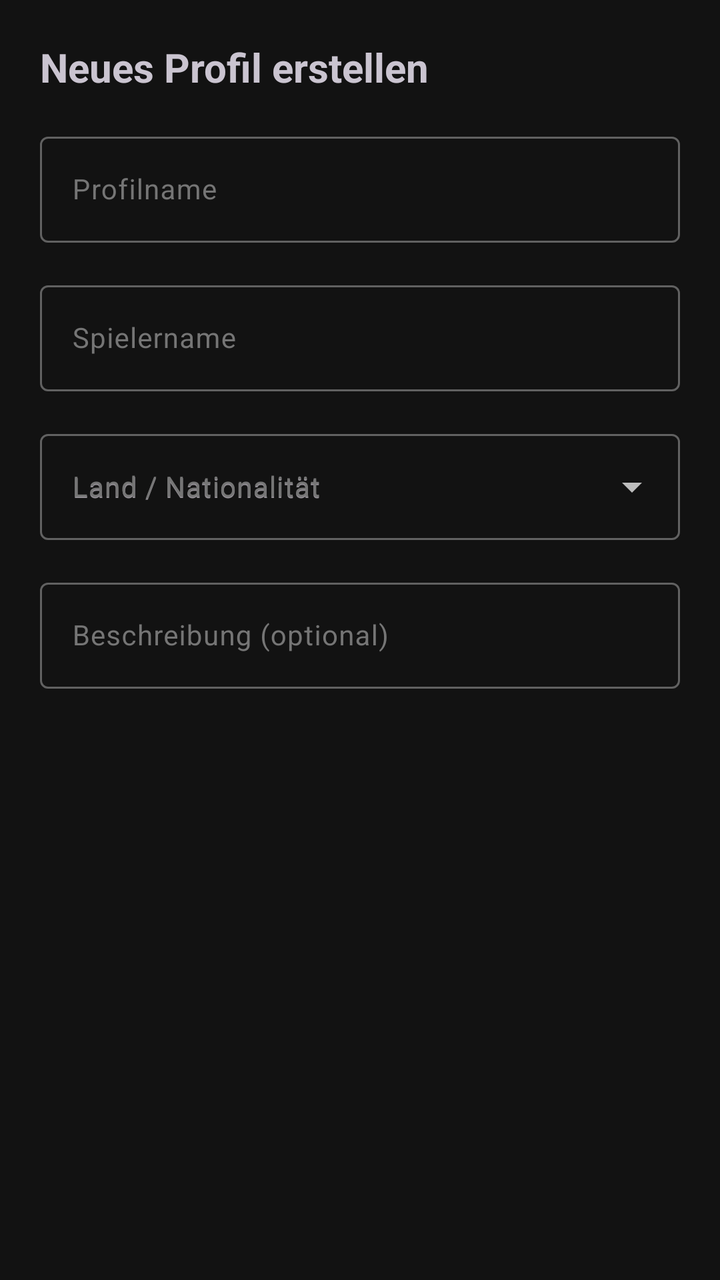
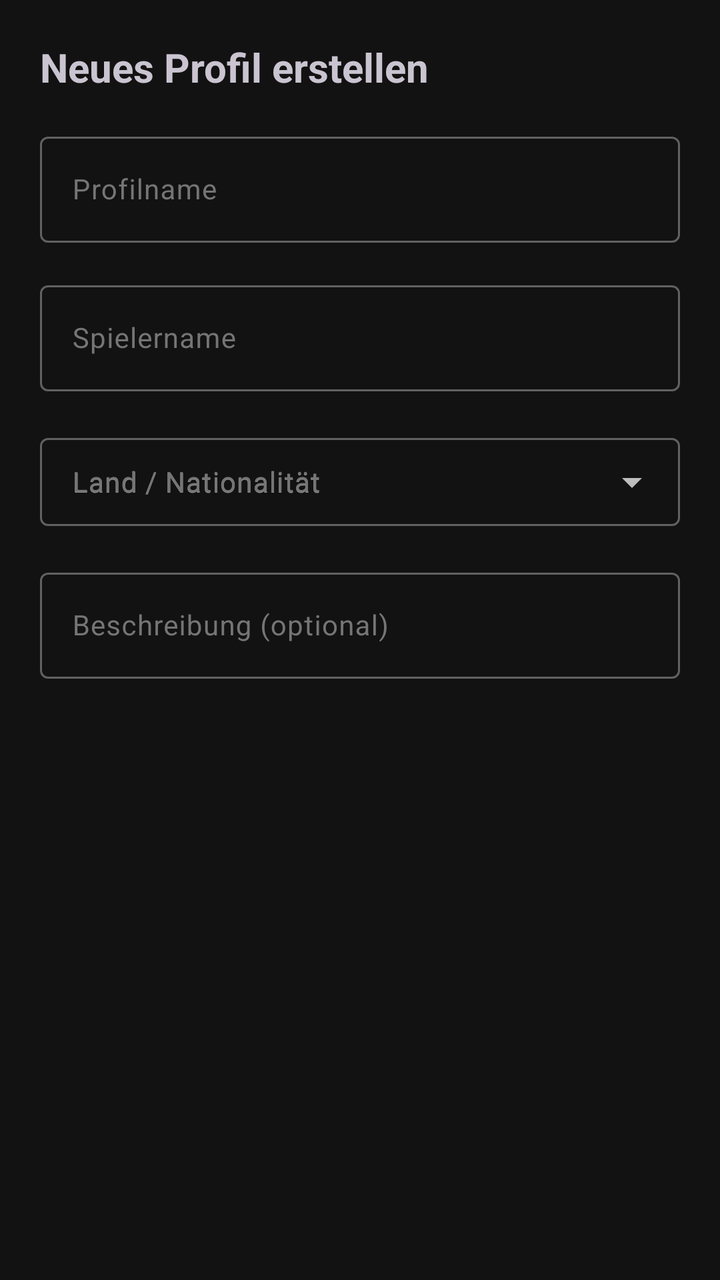

The first picture is an Android layout as it rendered before a commit; the second is the same layout after the commit. The layout source and the unified diff follow.
<!-- AndroidManifest.xml: application theme Theme.DannyApp -->
<!-- res/layout/dialog_new_profile.xml -->
<?xml version="1.0" encoding="utf-8"?>
<LinearLayout xmlns:android="http://schemas.android.com/apk/res/android"
    xmlns:app="http://schemas.android.com/apk/res-auto"
    android:layout_width="match_parent"
    android:layout_height="wrap_content"
    android:orientation="vertical"
    android:padding="@dimen/dialog_padding">

    <TextView
        android:id="@+id/tvDialogTitle"
        android:layout_width="match_parent"
        android:layout_height="wrap_content"
        android:layout_marginBottom="@dimen/profile_dialog_field_spacing"
        android:text="@string/profiles_create_new"
        android:textSize="@dimen/dialog_title_size"
        android:textStyle="bold" />

    <com.google.android.material.textfield.TextInputLayout
        android:layout_width="match_parent"
        android:layout_height="wrap_content"
        android:layout_marginBottom="@dimen/profile_dialog_field_spacing">

        <com.google.android.material.textfield.TextInputEditText
            android:id="@+id/etProfileName"
            android:layout_width="match_parent"
            android:layout_height="wrap_content"
            android:hint="@string/profiles_create_name_hint"
            android:inputType="textPersonName|textCapWords"
            android:maxLines="1"
            android:textSize="@dimen/dialog_input_text_size" />

    </com.google.android.material.textfield.TextInputLayout>

    <com.google.android.material.textfield.TextInputLayout
        android:layout_width="match_parent"
        android:layout_height="wrap_content"
        android:layout_marginBottom="@dimen/profile_dialog_field_spacing">

        <com.google.android.material.textfield.TextInputEditText
            android:id="@+id/etPlayerName"
            android:layout_width="match_parent"
            android:layout_height="wrap_content"
            android:hint="@string/profiles_create_player_name_hint"
            android:inputType="textPersonName|textCapWords"
            android:maxLines="1"
            android:textSize="@dimen/dialog_input_text_size" />

    </com.google.android.material.textfield.TextInputLayout>

    <com.google.android.material.textfield.TextInputLayout
        style="@style/Widget.DannyApp.TextInputLayout.Dropdown"
        android:layout_width="match_parent"
        android:layout_height="wrap_content"
        android:layout_marginBottom="@dimen/profile_dialog_field_spacing"
        android:hint="@string/profiles_create_country_hint">

        <AutoCompleteTextView
            android:id="@+id/actvCountry"
            android:layout_width="match_parent"
            android:layout_height="wrap_content"
            android:minHeight="@dimen/dialog_dropdown_min_height"
            android:hint="@string/profiles_create_country_hint"
            android:inputType="none"
            android:textSize="@dimen/dialog_input_text_size" />

    </com.google.android.material.textfield.TextInputLayout>

    <com.google.android.material.textfield.TextInputLayout
        android:layout_width="match_parent"
        android:layout_height="wrap_content">

        <com.google.android.material.textfield.TextInputEditText
            android:id="@+id/etProfileDescription"
            android:layout_width="match_parent"
            android:layout_height="wrap_content"
            android:hint="@string/profiles_create_description_hint"
            android:inputType="textLongMessage|textCapSentences"
            android:maxLines="3"
            android:textSize="@dimen/dialog_input_text_size" />

    </com.google.android.material.textfield.TextInputLayout>

</LinearLayout>
<!-- resources referenced by this layout -->
<resources>
  <dimen name="dialog_dropdown_min_height">44dp</dimen>
  <dimen name="dialog_input_text_size">14sp</dimen>
  <dimen name="dialog_padding">20dp</dimen>
  <dimen name="dialog_title_size">20sp</dimen>
  <dimen name="profile_dialog_field_spacing">16dp</dimen>
  <string name="profiles_create_country_hint">Land / Nationalität</string>
  <string name="profiles_create_description_hint">Beschreibung (optional)</string>
  <string name="profiles_create_name_hint">Profilname</string>
  <string name="profiles_create_new">Neues Profil erstellen</string>
  <string name="profiles_create_player_name_hint">Spielername</string>
  <style name="Theme.DannyApp" parent="Base.Theme.DannyApp">
          <item name="materialAlertDialogTheme">@style/ThemeOverlay.DannyApp.MaterialAlertDialog</item>
          <item name="alertDialogTheme">@style/ThemeOverlay.DannyApp.MaterialAlertDialog</item>
          <item name="textInputStyle">@style/Widget.DannyApp.TextInputLayout</item>
      </style>
  <dimen name="dialog_box_stroke_width">1dp</dimen>
  <dimen name="dialog_box_stroke_width_focused">2dp</dimen>
  <style name="TextAppearance.DannyApp.TextInputHint" parent="TextAppearance.Design.Hint">
          <item name="android:textSize">@dimen/dialog_input_hint_size</item>
      </style>
  <color name="eingabe_hint">#FF757575</color>
  <dimen name="dialog_input_hint_size">12sp</dimen>
  <color name="anthrazit_hintergrund">#FF121212</color>
  <color name="anthrazit_tief">#FF0D0D0D</color>
  <color name="rot_haupt">#FFD32F2F</color>
  <color name="white">#FFFFFFFF</color>
  <color name="rot_dunkel">#FF8E0000</color>
  <color name="rot_sehr_hell">#FFFFDAD6</color>
  <color name="grau_sekundaer">#FFC4C4C4</color>
  <color name="anthrazit_container_niedrig">#FF1C1C1C</color>
  <color name="anthrazit_sekundaer">#FF373737</color>
  <color name="rot_hell">#FFEF5350</color>
  <color name="rot_container_dunkel">#FF5C1919</color>
  <color name="grau_text_hell">#FFF5F5F5</color>
  <color name="anthrazit_flaeche">#FF181818</color>
  <color name="anthrazit_variante">#FF2C2C2C</color>
  <color name="grau_text_gedaempft">#FFBDBDBD</color>
  <color name="anthrazit_container">#FF222222</color>
  <color name="anthrazit_container_hoch">#FF2A2A2A</color>
  <color name="anthrazit_container_hoechst">#FF333333</color>
  <color name="grau_rahmen">#FF616161</color>
  <color name="grau_rahmen_dunkel">#FF383838</color>
  <dimen name="fading_edge_length">18dp</dimen>
  <style name="TextAppearance.DannyApp.DialogTitle" parent="MaterialAlertDialog.Material3.Title.Text">
          <item name="android:textSize">@dimen/dialog_title_size</item>
      </style>
  <style name="TextAppearance.DannyApp.DialogBody" parent="MaterialAlertDialog.Material3.Body.Text">
          <item name="android:textSize">@dimen/dialog_message_text_size</item>
      </style>
  <dimen name="dialog_message_text_size">15sp</dimen>
  <style name="TextAppearance.DannyApp.DialogButton" parent="TextAppearance.Material3.LabelLarge">
          <item name="android:textSize">@dimen/dialog_button_text_size</item>
      </style>
  <dimen name="dialog_button_text_size">14sp</dimen>
  <dimen name="start_button_min_height">48dp</dimen>
  <dimen name="dialog_button_pad_h">16dp</dimen>
  <dimen name="dialog_button_pad_v">10dp</dimen>
  <!-- unchanged entries left out for length: 5 -->
</resources>

<!-- the commit's change to res/layout/dialog_new_profile.xml (unified diff, before → after) -->
@@ -56,12 +56,10 @@
 
         <AutoCompleteTextView
             android:id="@+id/actvCountry"
+            style="@style/Widget.DannyApp.AutoCompleteTextView.Dropdown"
             android:layout_width="match_parent"
             android:layout_height="wrap_content"
-            android:minHeight="@dimen/dialog_dropdown_min_height"
-            android:hint="@string/profiles_create_country_hint"
-            android:inputType="none"
-            android:textSize="@dimen/dialog_input_text_size" />
+            android:hint="@string/profiles_create_country_hint" />
 
     </com.google.android.material.textfield.TextInputLayout>
 
<!-- resource entries referenced after the edit -->
@@ -1,6 +1,7 @@
 <!-- resources referenced by this layout -->
 <resources>
   <dimen name="dialog_dropdown_min_height">44dp</dimen>
+  <dimen name="dropdown_item_padding_v">8dp</dimen>
   <dimen name="dialog_input_text_size">14sp</dimen>
   <dimen name="dialog_padding">20dp</dimen>
   <dimen name="dialog_title_size">20sp</dimen>
@@ -10,6 +11,12 @@
   <string name="profiles_create_name_hint">Profilname</string>
   <string name="profiles_create_new">Neues Profil erstellen</string>
   <string name="profiles_create_player_name_hint">Spielername</string>
+  <style name="Widget.DannyApp.AutoCompleteTextView.Dropdown" parent="Widget.Material3.AutoCompleteTextView.OutlinedBox">
+          <item name="android:inputType">none</item>
+          <item name="android:minHeight">@dimen/dialog_dropdown_min_height</item>
+          <item name="android:paddingVertical">@dimen/dropdown_item_padding_v</item>
+          <item name="android:textSize">@dimen/dialog_input_text_size</item>
+      </style>
   <style name="Theme.DannyApp" parent="Base.Theme.DannyApp">
           <item name="materialAlertDialogTheme">@style/ThemeOverlay.DannyApp.MaterialAlertDialog</item>
           <item name="alertDialogTheme">@style/ThemeOverlay.DannyApp.MaterialAlertDialog</item>
